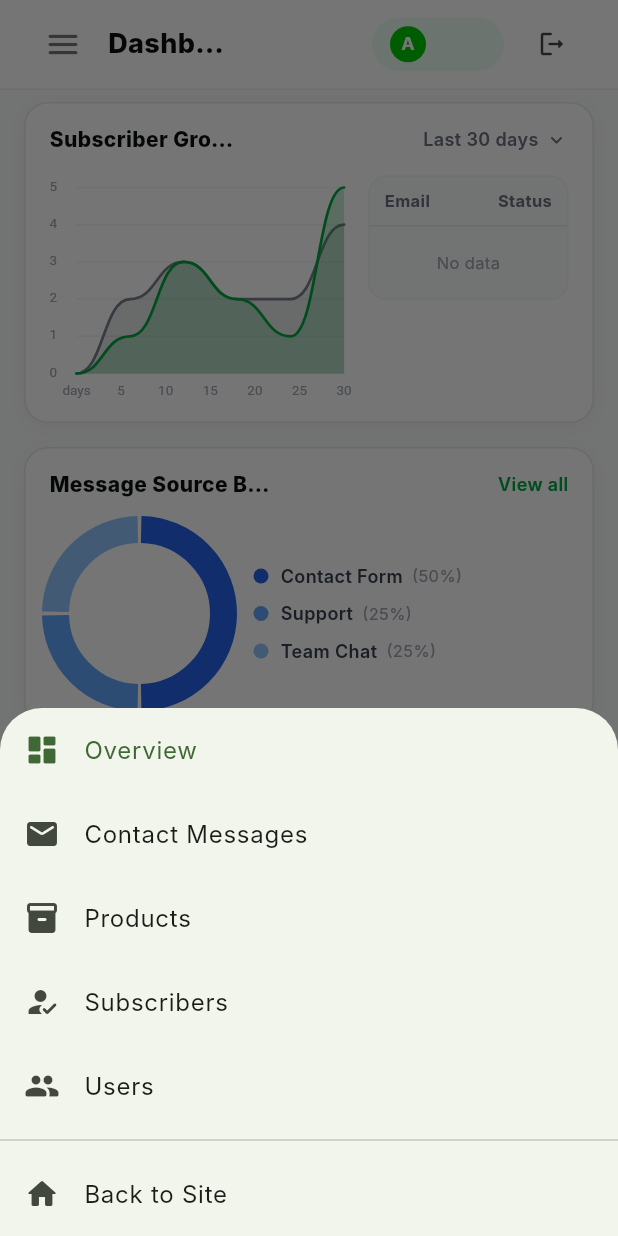
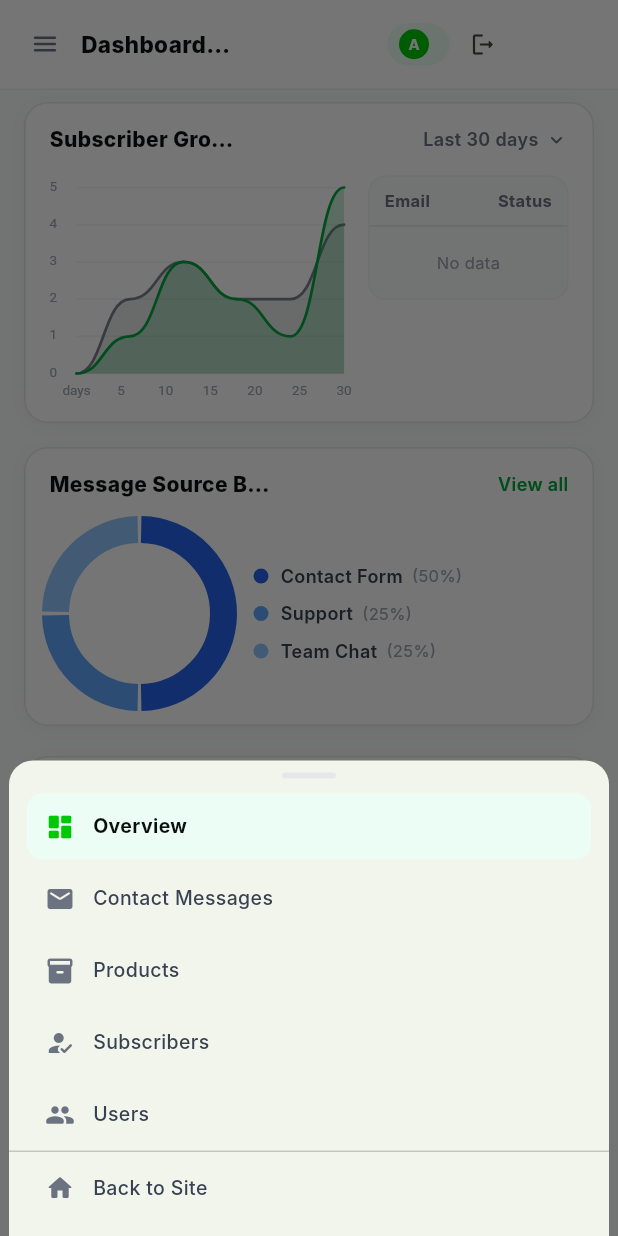
Before and after one commit to RHS39/hm_ent, a Flutter app: the AdminDashboard screen opened by its route, scrolled down 460 dp, after a tap on the "menu" icon, on a phone screen of 412 x 824 dp. Run offline on Flutter 3.47's test engine with Material 3 defaults, Android fonts, the phone set to English and light mode, and no system bars; our stand-ins replace appwrite, equatable, file_picker, flutter_bloc, flutter_map, go_router and 5 more; missing offline and left inert: dart:js_interop, email_auth, extension_google_sign_in_as_googleapis_auth, googleapis, mailer; accounts and stored records are empty; network calls fail; Roboto replaces fonts that are missing (Inter); project files that could hold a hidden picture were left out.

Commit message:
fix(admin): reduce hamburger menu widths + new hover animation to fix 12px overflow
- Reduce header hamburger button 44->36, icon 26->20, with new AnimatedScale press + border hover effect inside fixed bounds
- Make header responsive: padding 12 on mobile, tighter gaps, smaller title 15px, pill maxWidth 140 and reduced padding/avatar
- Constrain logout button to 36x36 on mobile
- Rewrite bottom sheet menu: replace ListTile with compact _MobileNavTile (20px icon, 13px text, 44px height, 12px gutters, 12px overhead vs 72px) to save ~16px per row

```diff
--- a/lib/pages/admin/admin_dashboard.dart
+++ b/lib/pages/admin/admin_dashboard.dart
@@ -240,7 +240,7 @@
               children: [
                 Container(
                   height: 60,
-                  padding: const EdgeInsets.symmetric(horizontal: 20),
+                  padding: EdgeInsets.symmetric(horizontal: isMobile ? 12 : 20),
                   decoration: BoxDecoration(
                     color: Colors.white,
                     border: Border(bottom: BorderSide(color: Colors.grey.shade200)),
@@ -251,50 +251,59 @@
                         _HeaderMenuButton(
                           onTap: () => _showMobileNav(context),
                         ),
-                      const SizedBox(width: 8),
+                      SizedBox(width: isMobile ? 6 : 8),
                       Flexible(
                         child: Text(
                           ['Dashboard Overview', 'Contact Messages', 'Products', 'Subscriber Directory', 'Users'][_section.clamp(0, 4)],
                           maxLines: 1,
                           overflow: TextOverflow.ellipsis,
-                          style: const TextStyle(fontSize: 18, fontWeight: FontWeight.w800, color: Color(0xFF0B0E0F)),
+                          style: TextStyle(fontSize: isMobile ? 15 : 18, fontWeight: FontWeight.w800, color: const Color(0xFF0B0E0F)),
                         ),
                       ),
                       const Spacer(),
                       Flexible(
-                        fit: FlexFit.tight,
+                        fit: FlexFit.loose,
+                        child: ConstrainedBox(
+                          constraints: BoxConstraints(maxWidth: isMobile ? 140 : 180),
                           child: Container(
-                          padding: const EdgeInsets.symmetric(horizontal: 12, vertical: 6),
+                            padding: EdgeInsets.symmetric(horizontal: isMobile ? 8 : 12, vertical: isMobile ? 4 : 6),
                             decoration: BoxDecoration(
                               color: const Color(0xFFECFDF5),
                               borderRadius: BorderRadius.circular(100),
                             ),
                             child: Row(
+                              mainAxisSize: MainAxisSize.min,
                               children: [
                                 CircleAvatar(
-                                radius: 12,
+                                  radius: isMobile ? 10 : 12,
                                   backgroundColor: const Color(0xFF00C805),
                                   child: Text(
                                     name.isNotEmpty ? name[0].toUpperCase() : 'A',
-                                  style: const TextStyle(color: Colors.white, fontSize: 12, fontWeight: FontWeight.w700),
+                                    style: TextStyle(color: Colors.white, fontSize: isMobile ? 10 : 12, fontWeight: FontWeight.w700),
                                   ),
                                 ),
-                              const SizedBox(width: 8),
-                              Expanded(
-                                child: Text(name, maxLines: 1, overflow: TextOverflow.ellipsis, style: const TextStyle(fontSize: 13, fontWeight: FontWeight.w600, color: Color(0xFF0B0E0F))),
+                                const SizedBox(width: 6),
+                                Flexible(
+                                  child: Text(name, maxLines: 1, overflow: TextOverflow.ellipsis, style: TextStyle(fontSize: isMobile ? 11 : 13, fontWeight: FontWeight.w600, color: const Color(0xFF0B0E0F))),
                                 ),
                               ],
                             ),
                           ),
                         ),
-                      const SizedBox(width: 8),
-                      IconButton(
-                        icon: const Icon(Icons.logout_rounded, size: 20),
+                      ),
+                      SizedBox(width: isMobile ? 4 : 8),
+                      SizedBox(
+                        width: isMobile ? 36 : 44,
+                        height: isMobile ? 36 : 44,
+                        child: IconButton(
+                          padding: EdgeInsets.zero,
+                          icon: Icon(Icons.logout_rounded, size: isMobile ? 18 : 20),
                           tooltip: 'Log out',
                           onPressed: () async {
                             await AppwriteAuthService.signOut();
                             if (context.mounted) context.go('/');
                           },
+                        ),
                       ),
                     ],
                   ),
@@ -362,22 +371,64 @@
   void _showMobileNav(BuildContext context) {
     showModalBottomSheet(
       context: context,
+      isScrollControlled: false,
+      shape: const RoundedRectangleBorder(borderRadius: BorderRadius.vertical(top: Radius.circular(16))),
       builder: (ctx) => SafeArea(
+        child: ConstrainedBox(
+          constraints: const BoxConstraints(maxWidth: 400),
           child: Column(
             mainAxisSize: MainAxisSize.min,
             children: [
-            ListTile(leading: const Icon(Icons.dashboard_rounded), title: const Text('Overview', overflow: TextOverflow.ellipsis), selected: _section == 0, onTap: () { Navigator.pop(ctx); _selectSection(0); }),
-            ListTile(leading: const Icon(Icons.mail_rounded), title: const Text('Contact Messages', overflow: TextOverflow.ellipsis), selected: _section == 1, onTap: () { Navigator.pop(ctx); _selectSection(1); }),
-            ListTile(leading: const Icon(Icons.inventory_2_rounded), title: const Text('Products', overflow: TextOverflow.ellipsis), selected: _section == 2, onTap: () { Navigator.pop(ctx); _selectSection(2); }),
-            ListTile(leading: const Icon(Icons.how_to_reg_rounded), title: const Text('Subscribers', overflow: TextOverflow.ellipsis), selected: _section == 3, onTap: () { Navigator.pop(ctx); _selectSection(3); }),
-            ListTile(leading: const Icon(Icons.group_rounded), title: const Text('Users', overflow: TextOverflow.ellipsis), selected: _section == 4, onTap: () { Navigator.pop(ctx); _selectSection(4); }),
-            const Divider(),
-            ListTile(
-              leading: const Icon(Icons.home_rounded),
-              title: const Text('Back to Site'),
-              onTap: () { Navigator.pop(ctx); context.go('/'); },
+              const SizedBox(height: 8),
+              Container(width: 36, height: 4, decoration: BoxDecoration(color: const Color(0xFFE5E7EB), borderRadius: BorderRadius.circular(100))),
+              const SizedBox(height: 8),
+              _MobileNavTile(icon: Icons.dashboard_rounded, label: 'Overview', selected: _section == 0, onTap: () { Navigator.pop(ctx); _selectSection(0); }),
+              _MobileNavTile(icon: Icons.mail_rounded, label: 'Contact Messages', selected: _section == 1, onTap: () { Navigator.pop(ctx); _selectSection(1); }),
+              _MobileNavTile(icon: Icons.inventory_2_rounded, label: 'Products', selected: _section == 2, onTap: () { Navigator.pop(ctx); _selectSection(2); }),
+              _MobileNavTile(icon: Icons.how_to_reg_rounded, label: 'Subscribers', selected: _section == 3, onTap: () { Navigator.pop(ctx); _selectSection(3); }),
+              _MobileNavTile(icon: Icons.group_rounded, label: 'Users', selected: _section == 4, onTap: () { Navigator.pop(ctx); _selectSection(4); }),
+              const Divider(height: 1),
+              _MobileNavTile(icon: Icons.home_rounded, label: 'Back to Site', selected: false, onTap: () { Navigator.pop(ctx); context.go('/'); }),
+              const SizedBox(height: 8),
+            ],
           ),
+        ),
+      ),
+    );
+  }
+}
+
+class _MobileNavTile extends StatelessWidget {
+  const _MobileNavTile({required this.icon, required this.label, required this.selected, required this.onTap});
+  final IconData icon;
+  final String label;
+  final bool selected;
+  final VoidCallback onTap;
+
+  @override
+  Widget build(BuildContext context) {
+    return Padding(
+      padding: const EdgeInsets.symmetric(horizontal: 12, vertical: 2),
+      child: Material(
+        color: selected ? const Color(0xFFECFDF5) : Colors.transparent,
+        borderRadius: BorderRadius.circular(10),
+        child: InkWell(
+          onTap: onTap,
+          borderRadius: BorderRadius.circular(10),
+          child: SizedBox(
+            height: 44,
+            child: Row(
+              children: [
+                const SizedBox(width: 12),
+                Icon(icon, size: 20, color: selected ? const Color(0xFF00C805) : const Color(0xFF6B7280)),
+                const SizedBox(width: 12),
+                Expanded(
+                  child: Text(label, maxLines: 1, overflow: TextOverflow.ellipsis, style: TextStyle(fontSize: 13, fontWeight: selected ? FontWeight.w700 : FontWeight.w500, color: selected ? const Color(0xFF0B0E0F) : const Color(0xFF374151))),
+                ),
+                const SizedBox(width: 12),
               ],
+            ),
+          ),
         ),
       ),
     );
@@ -394,31 +445,41 @@
 
 class _HeaderMenuButtonState extends State<_HeaderMenuButton> {
   bool _hovered = false;
+  bool _pressed = false;
 
   @override
   Widget build(BuildContext context) {
     return MouseRegion(
       onEnter: (_) => setState(() => _hovered = true),
-      onExit: (_) => setState(() => _hovered = false),
+      onExit: (_) => setState(() { _hovered = false; _pressed = false; }),
       cursor: SystemMouseCursors.click,
       child: Tooltip(
         message: 'Menu',
         child: GestureDetector(
           onTap: widget.onTap,
+          onTapDown: (_) => setState(() => _pressed = true),
+          onTapUp: (_) => setState(() => _pressed = false),
+          onTapCancel: () => setState(() => _pressed = false),
+          child: AnimatedScale(
+            scale: _pressed ? 0.92 : _hovered ? 1.0 : 1.0,
+            duration: const Duration(milliseconds: 140),
+            curve: Curves.easeOut,
             child: AnimatedContainer(
-            duration: const Duration(milliseconds: 180),
-            curve: Curves.easeInOut,
-            width: 44,
-            height: 44,
+              duration: const Duration(milliseconds: 160),
+              curve: Curves.easeOut,
+              width: 36,
+              height: 36,
               alignment: Alignment.center,
               decoration: BoxDecoration(
-              color: _hovered ? const Color(0xFFF3F4F6) : Colors.transparent,
-              borderRadius: BorderRadius.circular(10),
+                color: _pressed ? const Color(0xFFE5E7EB) : _hovered ? const Color(0xFFF3F4F6) : Colors.transparent,
+                borderRadius: BorderRadius.circular(8),
+                border: Border.all(color: _hovered ? const Color(0xFFE5E7EB) : Colors.transparent, width: 1),
               ),
               child: Icon(
                 Icons.menu_rounded,
-              size: 26,
-              color: _hovered ? const Color(0xFF0B0E0F) : Colors.black54,
+                size: 20,
+                color: _hovered ? const Color(0xFF0B0E0F) : const Color(0xFF6B7280),
+              ),
             ),
           ),
         ),
```
Lines whose indentation alone changed are shown as unchanged.
